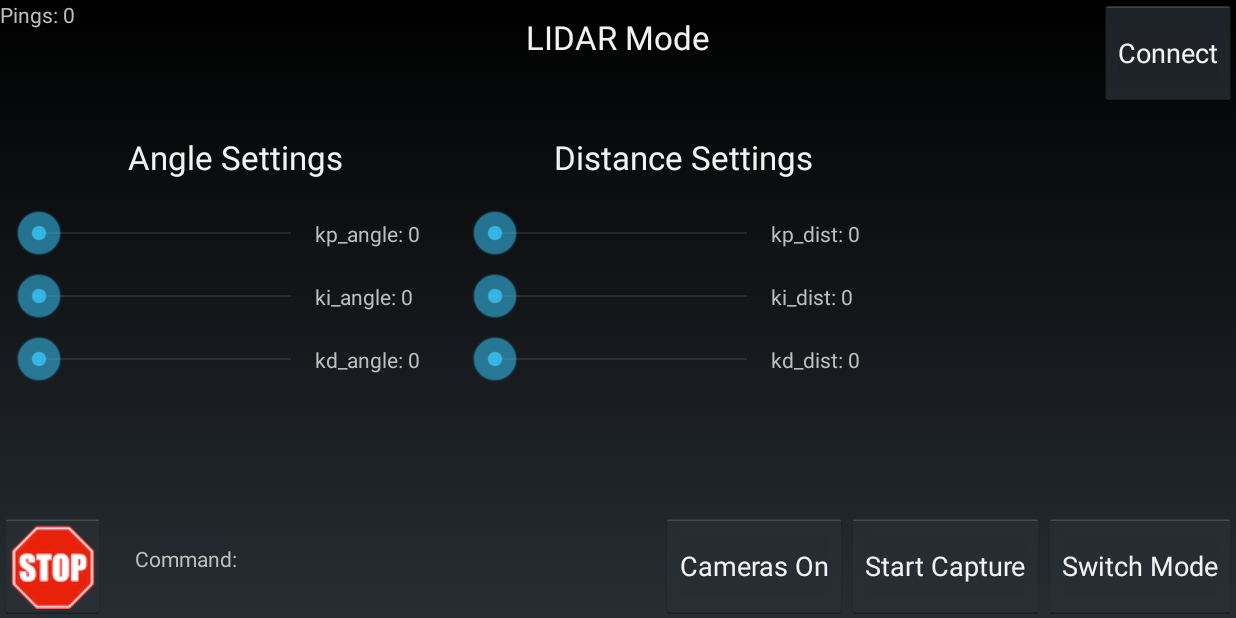
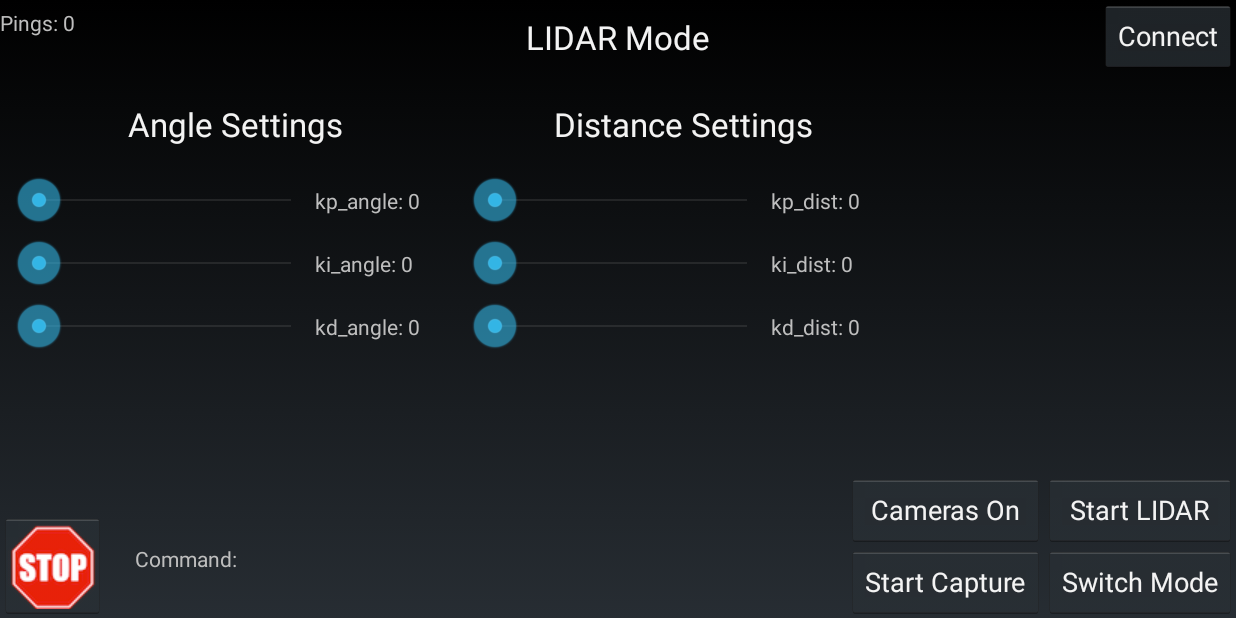
Before and after one commit to mjd3/VAPT-Rover, an Android app: the screen it shows after launch (AutonomousActivity), on a phone screen of 824 x 412 dp (held sideways). Run offline under Robolectric (Android 15) with nearby library versions, the phone set to English and light mode, and no system bars.

Commit message:
Added start Lidar button, rearranged layout

```diff
--- a/app/src/main/java/com/virtualapt/rover/cheburashka/AutonomousActivity.java
+++ b/app/src/main/java/com/virtualapt/rover/cheburashka/AutonomousActivity.java
@@ -65,6 +65,7 @@ public class AutonomousActivity extends Activity {
     private Button switchButton;
     private Button powerButton;
     private Button captureButton;
+    private Button startLidarButton;
     private ImageButton stopButton;
     private ImageView bluetoothLogoView;
 
@@ -108,7 +109,8 @@ public class AutonomousActivity extends Activity {
         switchButton = (Button)findViewById(R.id.switchButton);
         captureButton = (Button)findViewById(R.id.camCaptureButton);
         powerButton = (Button)findViewById(R.id.camPowerButton);
-        stopButton = (ImageButton)findViewById(R.id.stop_button);
+        startLidarButton = (Button)findViewById(R.id.startLidarButton);
+        stopButton = (ImageButton)findViewById(R.id.stopButton);
         BTPingData = (TextView)findViewById(R.id.BTPingData);
         commandData = (TextView)findViewById(R.id.commandData);
 
@@ -168,6 +170,19 @@ public class AutonomousActivity extends Activity {
                 else {
                     Toast.makeText(AutonomousActivity.this,
                             "Must connect to BT before changing modes", Toast.LENGTH_SHORT).show();
+                }
+            }
+        });
+
+        startLidarButton.setOnClickListener(new View.OnClickListener(){
+            @Override
+            public void onClick(View v){
+                if (isConnected()) {
+                    connector.write("VAPT7".getBytes());
+                }
+                else {
+                    Toast.makeText(AutonomousActivity.this,
+                            "Must connect to Bluetooth before starting Lidar", Toast.LENGTH_SHORT).show();
                 }
             }
         });
--- a/app/src/main/res/layout/activity_autonomous.xml
+++ b/app/src/main/res/layout/activity_autonomous.xml
@@ -6,40 +6,14 @@
     android:id="@+id/autoLayout"
     tools:context="com.virtualapt.rover.cheburashka.AutonomousActivity">
 
-    <Button
-        android:layout_width="wrap_content"
-        android:layout_height="70dp"
-        android:singleLine="true"
-        android:text="@string/connect"
-        android:id="@+id/connectButton"
-        android:layout_alignParentEnd="true" />
-
-    <ImageView
-        android:layout_width="70dp"
-        android:layout_height="70dp"
-        android:id="@+id/bluetoothLogoView"
-        android:src="@mipmap/bluetooth_logo"
-        android:layout_alignParentTop="true"
-        android:layout_toLeftOf="@id/connectButton"
-        android:visibility="gone"/>
-
     <TextView
         android:layout_width="wrap_content"
         android:layout_height="wrap_content"
         android:text="@string/no_data"
         android:id="@+id/BTPingData"
+        android:layout_alignParentTop="true"
         android:layout_alignParentStart="true"
-        android:layout_alignParentTop="true" />
-
-    <TextView
-        android:layout_width="wrap_content"
-        android:layout_height="wrap_content"
-        android:text="Command:"
-        android:id="@+id/commandData"
-        android:layout_alignParentBottom="true"
-        android:layout_marginBottom="30dp"
-        android:layout_marginLeft="20dp"
-        android:layout_toRightOf="@+id/stop_button"/>
+        android:layout_marginTop="5dp"/>
 
     <TextView
         android:layout_width="wrap_content"
@@ -53,53 +27,37 @@
 
     <Button
         android:layout_width="wrap_content"
-        android:layout_height="70dp"
+        android:layout_height="wrap_content"
         android:singleLine="true"
-        android:text="@string/switch_mode"
-        android:id="@+id/switchButton"
-        android:layout_alignParentEnd="true"
-        android:layout_alignParentBottom="true"/>
+        android:text="@string/connect"
+        android:id="@+id/connectButton"
+        android:layout_alignParentEnd="true" />
 
-    <Button
-        android:layout_width="wrap_content"
-        android:layout_height="70dp"
-        android:text="@string/start"
-        android:id="@+id/camCaptureButton"
-        android:layout_toLeftOf="@+id/switchButton"
-        android:layout_alignParentBottom="true"/>
-
-    <Button
-        android:layout_width="wrap_content"
-        android:layout_height="70dp"
-        android:text="@string/on"
-        android:id="@+id/camPowerButton"
-        android:layout_toLeftOf="@+id/camCaptureButton"
-        android:layout_alignParentBottom="true"/>
-
-    <ImageButton
+    <ImageView
         android:layout_width="70dp"
         android:layout_height="70dp"
-        android:id="@+id/stop_button"
-        android:layout_alignParentBottom="true"
-        android:layout_alignParentStart="true"
-        android:src="@drawable/stop_sign"
-        android:layout_gravity="bottom" />
+        android:layout_alignBottom="@+id/connectButton"
+        android:id="@+id/bluetoothLogoView"
+        android:src="@mipmap/bluetooth_logo"
+        android:layout_alignParentTop="true"
+        android:layout_toStartOf="@+id/connectButton"
+        android:visibility="gone"/>
 
     <LinearLayout
         android:layout_width="wrap_content"
         android:layout_height="wrap_content"
         android:orientation="horizontal"
-        android:layout_alignParentLeft="true"
+        android:layout_alignParentStart="true"
         android:layout_below="@+id/connectButton"
         android:layout_marginTop="20dp"
-        android:layout_marginLeft="10dp"
+        android:layout_marginStart="10dp"
         android:id="@+id/settingsLayout">
 
         <RelativeLayout
             android:layout_width="wrap_content"
             android:layout_height="wrap_content"
             android:orientation="vertical"
-            android:layout_alignParentLeft="true"
+            android:layout_alignParentStart="true"
             android:id="@+id/angleLayout">
 
             <TextView
@@ -173,14 +131,14 @@
             android:layout_width="wrap_content"
             android:layout_height="wrap_content"
             android:orientation="vertical"
-            android:layout_marginLeft="10dp"
+            android:layout_marginStart="10dp"
             android:id="@+id/distLayout">
 
             <TextView
                 android:layout_width="wrap_content"
                 android:layout_height="wrap_content"
-                android:layout_marginLeft="55dp"
-                android:layout_marginRight="35dp"
+                android:layout_marginStart="55dp"
+                android:layout_marginEnd="35dp"
                 android:layout_marginBottom="20dp"
                 android:id="@+id/distSettingsHeader"
                 android:textAppearance="?android:attr/textAppearanceLarge"
@@ -243,4 +201,60 @@
 
         </RelativeLayout>
     </LinearLayout>
+
+    <ImageButton
+        android:layout_width="70dp"
+        android:layout_height="70dp"
+        android:id="@+id/stopButton"
+        android:layout_alignParentBottom="true"
+        android:layout_alignParentStart="true"
+        android:src="@drawable/stop_sign"
+        android:layout_gravity="bottom" />
+
+    <TextView
+        android:layout_width="wrap_content"
+        android:layout_height="wrap_content"
+        android:text="Command:"
+        android:id="@+id/commandData"
+        android:layout_alignParentBottom="true"
+        android:layout_marginBottom="30dp"
+        android:layout_marginStart="20dp"
+        android:layout_toEndOf="@+id/stopButton"/>
+
+    <Button
+        android:layout_width="wrap_content"
+        android:layout_height="wrap_content"
+        android:text="@string/start"
+        android:id="@+id/camCaptureButton"
+        android:layout_toStartOf="@+id/switchButton"
+        android:layout_alignParentBottom="true"/>
+
+    <Button
+        android:layout_width="wrap_content"
+        android:layout_height="wrap_content"
+        android:text="@string/on"
+        android:id="@+id/camPowerButton"
+        android:layout_above="@+id/camCaptureButton"
+        android:layout_alignStart="@+id/camCaptureButton"
+        android:layout_alignEnd="@+id/camCaptureButton" />
+
+    <Button
+        android:layout_width="wrap_content"
+        android:layout_height="wrap_content"
+        android:singleLine="true"
+        android:text="@string/switch_mode"
+        android:id="@+id/switchButton"
+        android:layout_alignParentEnd="true"
+        android:layout_alignParentBottom="true"/>
+
+    <Button
+        android:layout_width="wrap_content"
+        android:layout_height="wrap_content"
+        android:singleLine="true"
+        android:text="@string/start_lidar"
+        android:id="@+id/startLidarButton"
+        android:layout_above="@+id/switchButton"
+        android:layout_alignStart="@+id/switchButton"
+        android:layout_alignEnd="@+id/switchButton"/>
+
 </RelativeLayout>
--- a/app/src/main/res/values/strings.xml
+++ b/app/src/main/res/values/strings.xml
@@ -5,6 +5,7 @@
     <string name="lidar_label">LIDAR Mode</string>
     <string name="RC_label">RC Mode</string>
     <string name="disconnect">Disconnect</string>
+    <string name="start_lidar">Start LIDAR</string>
     <string name="empty"></string>
     <string name="yes">yes</string>
     <string name="no">no</string>
```
Also changed, not shown: app/src/main/java/com/virtualapt/rover/cheburashka/RemoteControllerActivity.java (+11 -0 lines), app/src/main/res/layout/activity_remote_controller.xml (+99 -88 lines).
